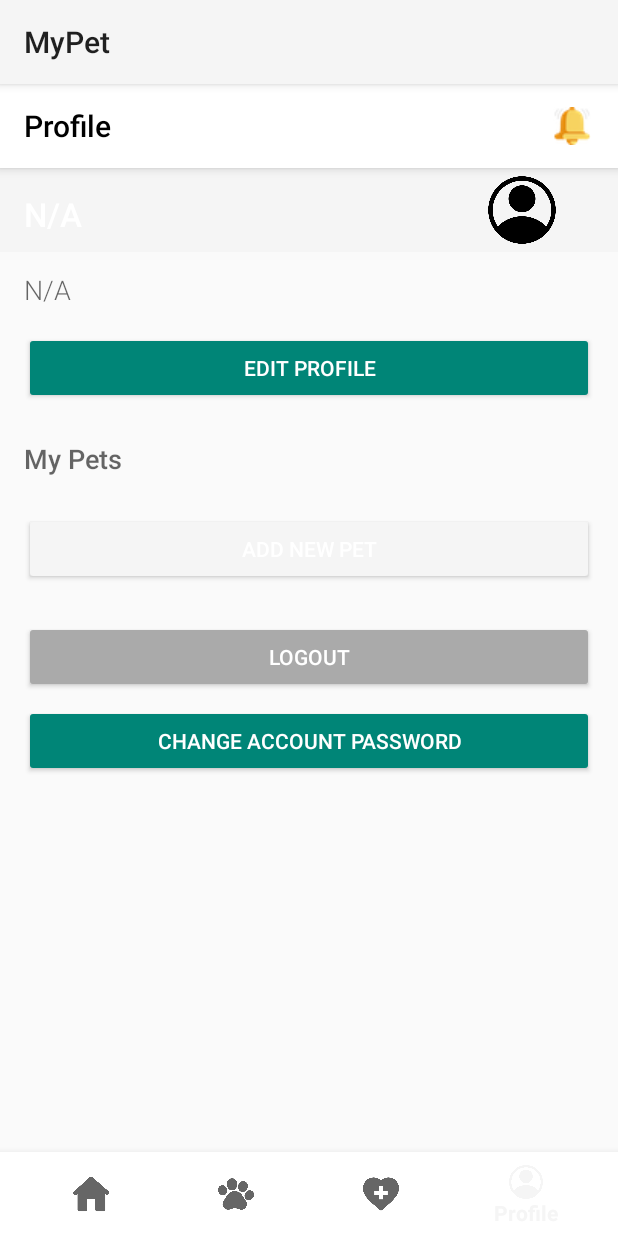
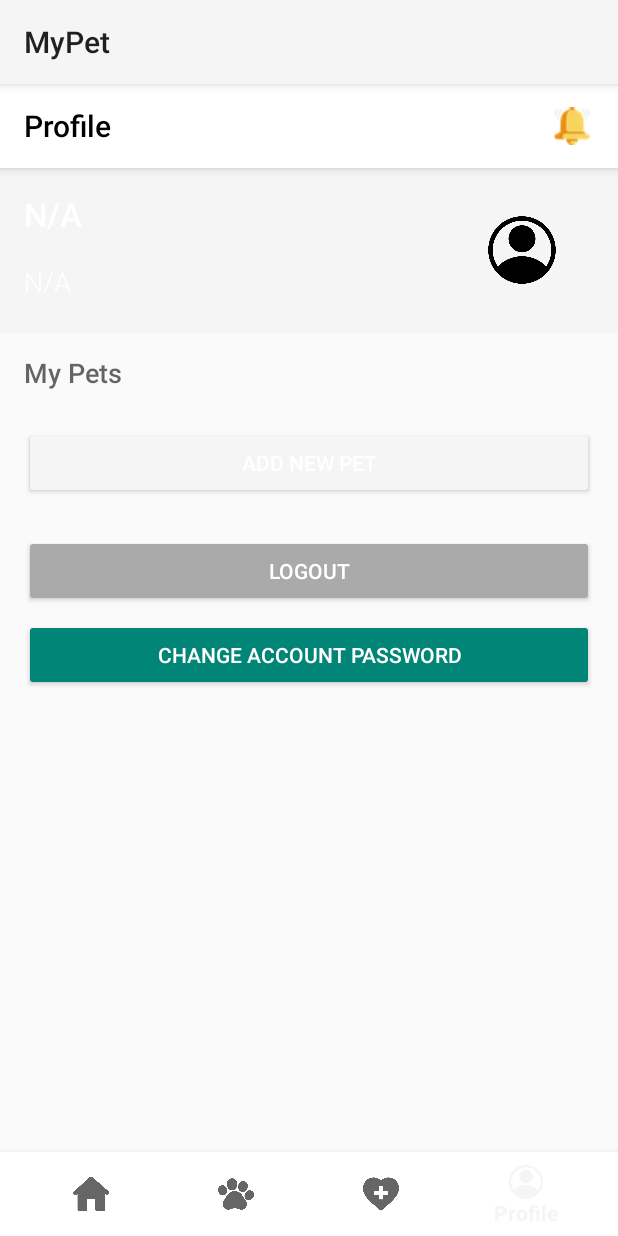
Before and after one commit to AshanSandeepa1/MyPet-Android-Native-App, an Android app: the ProfileFragment screen opened through its navigation route, on a phone screen of 412 x 824 dp. Run offline under Robolectric (Android 15) with nearby library versions, the phone set to English and light mode, and no system bars; our stand-ins replace Firebase (no records; nobody signed in at launch, a user with empty details on screens opened directly), navigation-ui; pictures from the network do not load; 1 statement that could not run was skipped.

Commit message:
profile fragment commit

```diff
--- a/app/src/main/java/com/ashan/mypet/ProfileFragment.java
+++ b/app/src/main/java/com/ashan/mypet/ProfileFragment.java
@@ -61,7 +61,7 @@ public class ProfileFragment extends Fragment implements PetAdapter.OnPetClickLi
         profileNameTextView = view.findViewById(R.id.profile_name_textview);
         profileEmailTextView = view.findViewById(R.id.profile_email_textview);
         profilePictureImageView = view.findViewById(R.id.profile_picture_imageview);
-        editProfileButton = view.findViewById(R.id.edit_profile_button);
+        //editProfileButton = view.findViewById(R.id.edit_profile_button);
         addNewPetButton = view.findViewById(R.id.add_new_pet_button);
         logoutButton = view.findViewById(R.id.logout_button);
         changePasswordButton = view.findViewById(R.id.change_password_button);
@@ -78,7 +78,7 @@ public class ProfileFragment extends Fragment implements PetAdapter.OnPetClickLi
         loadUserPets();
 
         // Set button listeners
-        editProfileButton.setOnClickListener(v -> navigateToActivity(AddpetActivity.class));
+        //editProfileButton.setOnClickListener(v -> navigateToActivity(AddpetActivity.class));
         addNewPetButton.setOnClickListener(v -> navigateToActivity(AddpetActivity.class));
         logoutButton.setOnClickListener(this::logoutUser);
         changePasswordButton.setOnClickListener(this::resetPassword);
--- a/app/src/main/res/layout/activity_addpet.xml
+++ b/app/src/main/res/layout/activity_addpet.xml
@@ -3,7 +3,8 @@
     android:layout_height="match_parent"
     android:padding="16dp"
     android:background="@color/background_cream"
-    android:layout_gravity="center">
+    android:layout_gravity="center"
+    android:fitsSystemWindows="true">
 
     <LinearLayout
         android:layout_width="match_parent"
--- a/app/src/main/res/layout/activity_login.xml
+++ b/app/src/main/res/layout/activity_login.xml
@@ -77,7 +77,7 @@
         android:layout_marginTop="15dp"
         android:clickable="true"/>
 
-    <!-- Guest Login -->
+    <!-- Guest Login
     <TextView
         android:id="@+id/textViewGuestLogin"
         android:layout_width="wrap_content"
@@ -88,4 +88,5 @@
         android:textStyle="bold"
         android:layout_gravity="center"
         android:clickable="true"/>
+        -->
 </LinearLayout>
--- a/app/src/main/res/layout/fragment_profile.xml
+++ b/app/src/main/res/layout/fragment_profile.xml
@@ -10,7 +10,7 @@
     <androidx.appcompat.widget.Toolbar
         android:id="@+id/toolbar"
         android:layout_width="match_parent"
-        android:layout_height="wrap_content"
+        android:layout_height="110dp"
         android:background="?attr/colorPrimary"
         app:popupTheme="@style/ThemeOverlay.AppCompat.Light">
 
@@ -56,10 +56,11 @@
                 android:text="user@example.com"
                 android:textAppearance="?android:textAppearanceMedium"
                 android:layout_marginBottom="16dp"
-                android:layout_marginTop="15dp"
+                android:layout_marginTop="10dp"
+                android:textColor="@android:color/white"
                 android:fontFamily="sans-serif-light" />
 
-            <!-- Edit Profile Button -->
+            <!-- Edit Profile Button
             <Button
                 android:id="@+id/edit_profile_button"
                 android:layout_width="match_parent"
@@ -68,6 +69,7 @@
                 android:layout_marginBottom="24dp"
                 android:backgroundTint="?attr/colorAccent"
                 android:textColor="@android:color/white" />
+                -->
 
             <!-- Pet Details Section -->
             <TextView
@@ -76,6 +78,7 @@
                 android:layout_width="match_parent"
                 android:layout_height="wrap_content"
                 android:layout_marginBottom="8dp"
+                android:layout_marginTop="20dp"
                 android:fontFamily="sans-serif-medium" />
 
             <androidx.recyclerview.widget.RecyclerView
--- a/app/src/main/res/menu/bottom_nav_menu.xml
+++ b/app/src/main/res/menu/bottom_nav_menu.xml
@@ -15,7 +15,7 @@
     <item
         android:id="@+id/nav_medical"
         android:icon="@drawable/ic_medical"
-        android:title="Health" />
+        android:title="Health +" />
 
     <item
         android:id="@+id/nav_profile"
--- a/app/src/main/res/navigation/nav_graph.xml
+++ b/app/src/main/res/navigation/nav_graph.xml
@@ -27,7 +27,7 @@
     <fragment
         android:id="@+id/nav_medical"
         android:name="com.ashan.mypet.MedicalFragment"
-        android:label="Health"
+        android:label="Health +"
         tools:layout="@layout/fragment_medical"/>
 
     <fragment
```
Also changed, not shown: app/src/main/java/com/ashan/mypet/AddpetActivity.java (+11 -0 lines), app/src/main/java/com/ashan/mypet/LoginActivity.java (+6 -6 lines).
